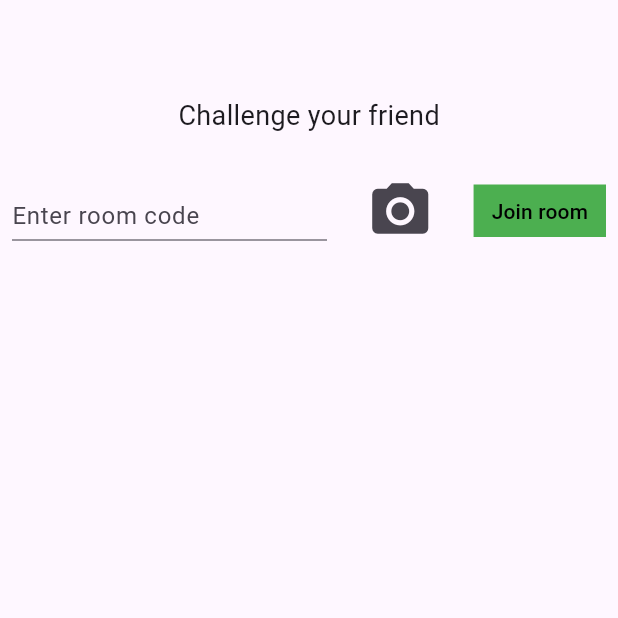
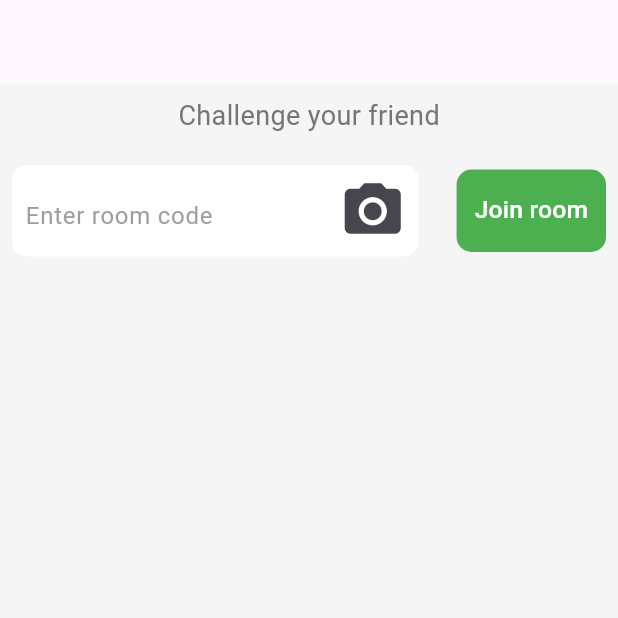
Before and after one commit to oriemiobang/png_game, a Flutter app: the JoinRoom screen opened by its route, on a phone screen of 412 x 824 dp, the top half of it. Run offline on Flutter 3.47's test engine with Material 3 defaults, Android fonts, the phone set to English and light mode, and no system bars; our stand-ins replace cloud_firestore, connectivity_plus, firebase_auth, firebase_core, flutter_spinkit, fluttertoast and 5 more; missing offline and left inert: qr_code_scanner_plus; accounts and stored records are empty; network calls fail.

Commit message:
ui change in join room

```diff
--- a/frontend/lib/screens/join_room.dart
+++ b/frontend/lib/screens/join_room.dart
@@ -70,14 +70,15 @@ bool loading = false;
   Widget build(BuildContext context) {
     final socketService = Provider.of<SocketService>(context, listen: false);
     return loading? Loading(): Scaffold(
+      backgroundColor: Colors.grey.shade100,
       appBar: AppBar(),
       body: Padding(
         padding: const EdgeInsets.all(8.0),
         child: Column(
           children: [
-            const Center(
+             Center(
               child:
-                  Text('Challenge your friend', style: TextStyle(fontSize: 18)),
+                  Text('Challenge your friend', style: TextStyle(fontSize: 18, color: Colors.grey.shade600)),
             ),
             const SizedBox(
               height: 20,
@@ -85,7 +86,12 @@ bool loading = false;
             Row(
               mainAxisAlignment: MainAxisAlignment.spaceBetween,
               children: [
-                SizedBox(
+               Container(
+                decoration: BoxDecoration(
+                  color: Colors.white,
+                  borderRadius: BorderRadius.circular(10)
+                ),
+              child:   Row(children: [ SizedBox(
                   height: 40,
                   width: 210,
                   child: TextField(
@@ -96,7 +102,10 @@ bool loading = false;
                       });
                     },
                     decoration: const InputDecoration(
-                      hintText: 'Enter room code',
+
+                      hintText: '\t\tEnter room code',
+                      hintStyle: TextStyle(color: Colors.grey),
+                      border: InputBorder.none
                     ),
                   ),
                 ),
@@ -123,10 +132,14 @@ bool loading = false;
                       // Use the scanned data here (e.g., open a URL, store it, etc.)
                     }
                   },
-                ),
+                ),],)
+               ),
                 Container(
-                  height: 35,
-                  color: Colors.green,
+                  height: 55,
+                  decoration: BoxDecoration(
+                       color: Colors.green.shade500,
+                       borderRadius: BorderRadius.circular(10)
+                  ),
                   child: TextButton(
                     onPressed: () {
                       loading = true;
@@ -135,7 +148,7 @@ bool loading = false;
                     },
                     child: const Text(
                       'Join room',
-                      style: TextStyle(color: Colors.black),
+                      style: TextStyle(color: Colors.white, fontSize: 16.5),
                     ),
                   ),
                 )
```
Also changed, not shown: frontend/lib/screens/home_page.dart (+10 -7 lines).
